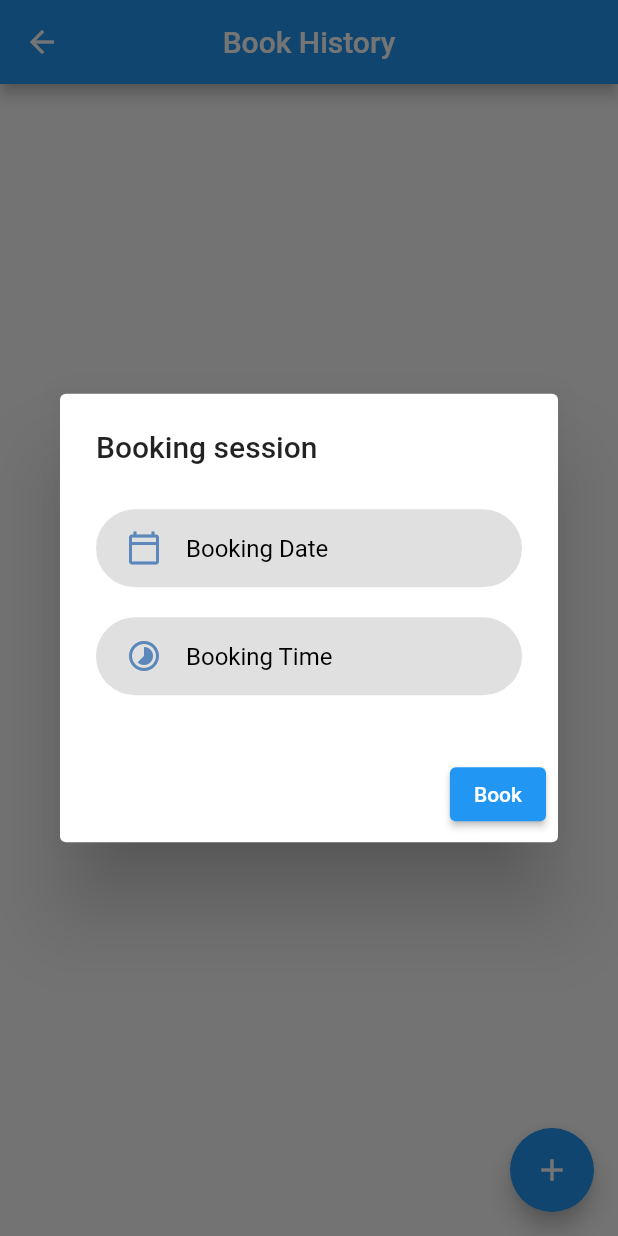
After one commit to RutananaArnold/hostels_booking, a Flutter app: the Booking screen opened directly, after a tap on the "add" icon, on a phone screen of 412 x 824 dp. The commit adds this screen. Run offline on Flutter 3.47's test engine with Material 2 defaults, Android fonts, the phone set to English and light mode, and no system bars; our stand-ins replace another_flushbar, avatar_glow, firebase_auth, firebase_core, hive, hive_flutter and 1 more; missing offline and left inert: flutter_glow, flutterfire_ui; accounts and stored records are empty.

Commit message:
cotent being seen in students side and booking are fixed

```diff
--- a/lib/manager/index.dart
+++ b/lib/manager/index.dart
@@ -3,6 +3,7 @@ import 'package:hostels/components/bottombar_item.dart';
 import 'package:hostels/components/palette.dart';
 import 'package:hostels/manager/home.dart';
 import 'package:hostels/manager/profile/user_profile.dart';
+import 'package:hostels/manager/uploads.dart';
 
 class Index extends StatefulWidget {
   const Index({Key? key}) : super(key: key);
@@ -19,7 +20,7 @@ class _IndexState extends State<Index> {
     Icons.person_rounded
   ];
   List<Widget> pages = [
-    Container(), // const Uploads(),
+    const Uploads(),
     Home(),
     UserInfoScreen(),
   ];
--- a/lib/manager/uploads.dart
+++ b/lib/manager/uploads.dart
@@ -39,8 +39,9 @@ class _UploadsState extends State<Uploads> {
                     Content? currentContent = box.getAt(index);
                     return Container(
                       child: ListTile(
-                        leading: CircleAvatar(
-                          backgroundColor: Colors.amberAccent[100],
+                        leading: const CircleAvatar(
+                          backgroundImage: AssetImage("assets/hostel.png"),
+                          radius: 90,
                         ),
                         title: Text(currentContent!.name),
                         subtitle: Text(currentContent.location),
--- /dev/null
+++ b/lib/user/booking.dart
@@ -0,0 +1,183 @@
+import 'dart:async';
+
+import 'package:flutter/material.dart';
+import 'package:hostels/components/RoundedInputField.dart';
+
+class Booking extends StatefulWidget {
+  const Booking({Key? key}) : super(key: key);
+
+  @override
+  _BookingState createState() => _BookingState();
+}
+
+class _BookingState extends State<Booking> {
+  var status = false;
+  void initState() {
+    super.initState();
+    // pending();
+  }
+
+  TextEditingController bookDate = new TextEditingController(),
+      bookTime = new TextEditingController();
+  late String _hour, _minute, _time;
+  DateTime selectedDate = DateTime.now();
+  TimeOfDay selectedTime = TimeOfDay.now();
+
+  bool _decideWhichDayToEnable(DateTime day) {
+    if ((day.isAfter(DateTime.now().subtract(Duration(days: 1))) &&
+        day.isBefore(DateTime.now().add(Duration(days: 20))))) {
+      return true;
+    }
+    return false;
+  }
+
+  List<dynamic> bookDetails = [];
+
+  Future<Null> _selectDate(BuildContext context) async {
+    final DateTime? picked = await showDatePicker(
+      context: context,
+      initialDate: selectedDate,
+      firstDate: DateTime.now(),
+      lastDate: DateTime(2030),
+      selectableDayPredicate: _decideWhichDayToEnable,
+      helpText: 'CHOOSE APPOINTMENT DATE',
+      cancelText: 'NOT NOW',
+      confirmText: 'SET',
+    );
+
+    if (picked != null) {
+      setState(() {
+        selectedDate = picked;
+        bookDate.text = "${selectedDate.toLocal()}".split(' ')[0];
+      });
+    }
+  }
+
+  Future<Null> _selectTime(BuildContext context) async {
+    final TimeOfDay? picked = await showTimePicker(
+      context: context,
+      initialTime: selectedTime,
+      helpText: 'CHOOSE APPOINTMENT TIME',
+      cancelText: 'NOT NOW',
+      confirmText: 'SET',
+    );
+    if (picked != null)
+      setState(() {
+        selectedTime = picked;
+        _hour = selectedTime.hour.toString().length == 1
+            ? '0' + selectedTime.hour.toString()
+            : selectedTime.hour.toString();
+
+        _minute = selectedTime.minute.toString().length == 1
+            ? '0' + selectedTime.minute.toString()
+            : selectedTime.minute.toString();
+        _time = _hour + ' : ' + _minute;
+        bookTime.text = _time;
+      });
+  }
+
+  createAlert(BuildContext context) {
+    return showDialog(
+        context: context,
+        builder: (context) {
+          return AlertDialog(
+            title: Text("Booking session"),
+            content: StatefulBuilder(builder: (context, _) {
+              return SingleChildScrollView(
+                child: Column(
+                  mainAxisSize: MainAxisSize.min,
+                  children: [
+                    RoundedInputField(
+                      hintText: "Booking Date",
+                      x: true,
+                      icon: Icons.calendar_today_outlined,
+                      tap: () {
+                        _selectDate(context);
+                      },
+                      field: bookDate,
+                    ),
+                    RoundedInputField(
+                      hintText: "Booking Time",
+                      x: true,
+                      icon: Icons.timelapse_outlined,
+                      tap: () {
+                        _selectTime(context);
+                      },
+                      field: bookTime,
+                    ),
+                  ],
+                ),
+              );
+            }),
+            actions: [
+              ElevatedButton(
+                  onPressed: () {
+                    var data = {'time': bookTime.text, 'date': bookDate.text};
+                    setState(() {
+                      bookDetails.add(data);
+                    });
+                    pending();
+                  },
+                  child: Text("Book"))
+            ],
+          );
+        });
+  }
+
+  Future<void> pending() async {
+    Timer(Duration(seconds: 10), () {
+      setState(() {
+        status = true;
+      });
+    });
+  }
+
+  @override
+  Widget build(BuildContext context) {
+    return Scaffold(
+      appBar: AppBar(
+        backgroundColor: Theme.of(context).primaryColor,
+        title: Text("Book History"),
+        centerTitle: true,
+      ),
+      body: bookDetails.length < 1
+          ? Center(
+              child: Text("You current have no bookings"),
+            )
+          : ListView(
+              children: List.generate(
+                  bookDetails.length,
+                  (index) => ListTile(
+                        leading: Icon(Icons.book_online_rounded),
+                        title: Text("Time: " + bookDetails[index]['time']),
+                        subtitle: Text("Date: " + bookDetails[index]['date']),
+                        trailing: Chip(
+                          avatar: Icon(
+                            status
+                                ? Icons.verified_rounded
+                                : Icons.pending_actions_rounded,
+                            color: Colors.white,
+                            size: 19,
+                          ),
+                          label: Text(
+                            status == true ? "Approved" : "Pending",
+                            style: TextStyle(
+                              color: Colors.white,
+                              fontWeight: FontWeight.w400,
+                              fontSize: 10,
+                            ),
+                          ),
+                          backgroundColor:
+                              status == true ? Colors.green : Colors.red,
+                        ),
+                      )),
+            ),
+      floatingActionButton: FloatingActionButton(
+          backgroundColor: Theme.of(context).primaryColor,
+          child: Icon(Icons.add),
+          onPressed: () {
+            createAlert(context);
+          }),
+    );
+  }
+}
--- a/lib/user/index.dart
+++ b/lib/user/index.dart
@@ -1,6 +1,7 @@
 import 'package:flutter/material.dart';
 import 'package:hostels/components/bottombar_item.dart';
 import 'package:hostels/components/palette.dart';
+import 'package:hostels/user/home.dart';
 import 'package:hostels/user/profile/user_profile.dart';
 
 class Index extends StatefulWidget {
@@ -14,7 +15,7 @@ class _IndexState extends State<Index> {
   int activeTab = 0;
   List<IconData> tapIcons = [Icons.home_filled, Icons.person_rounded];
   List<Widget> pages = [
-    Container(), // Home(),
+    Home(),
     UserInfoScreen(),
   ];
 
```
Also changed, not shown: lib/user/home.dart (+11 -2 lines).
